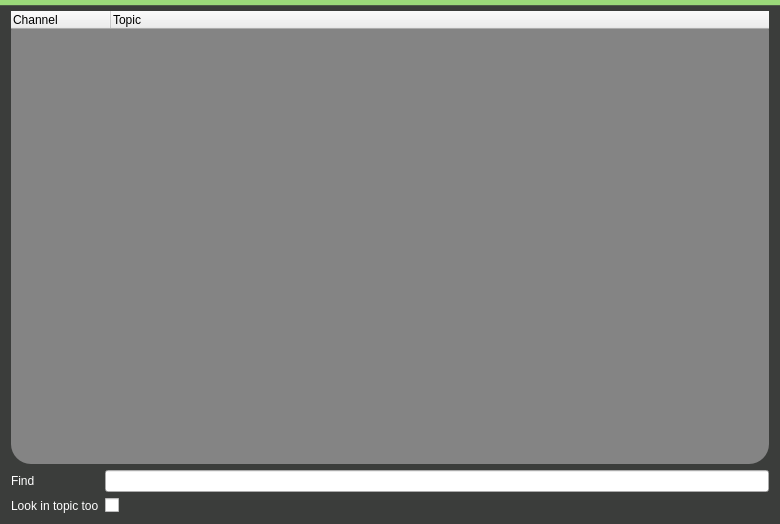
Old version of the form client/gui/livejamming/app/chanlist.ui in the repository sush/Live-Jamming.
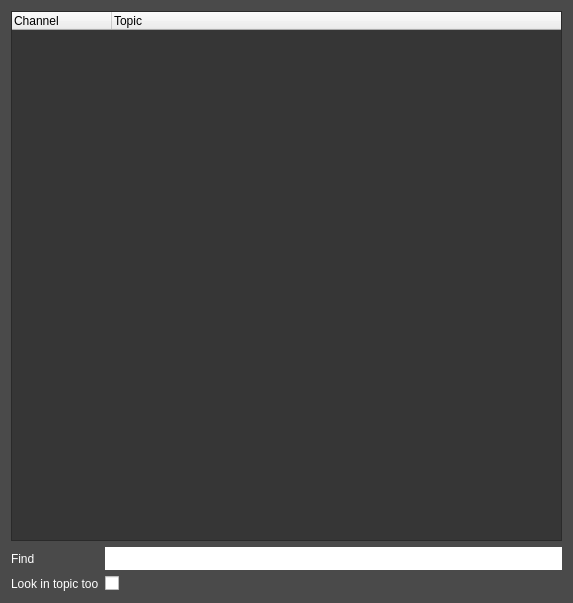
New version of the form. Icons and pictures are not drawn. Custom widgets are drawn as their Qt base class.

Diff of the .ui file:
```diff
--- a/client/gui/livejamming/app/chanlist.ui
+++ b/client/gui/livejamming/app/chanlist.ui
@@ -6,21 +6,26 @@
    <rect>
     <x>0</x>
     <y>0</y>
-    <width>780</width>
-    <height>524</height>
+    <width>573</width>
+    <height>603</height>
    </rect>
   </property>
+  <property name="maximumSize">
+   <size>
+    <width>573</width>
+    <height>603</height>
+   </size>
+  </property>
   <property name="windowTitle">
    <string>Dialog</string>
   </property>
   <property name="styleSheet">
    <string notr="true">QDialog{
-	background: qlineargradient(spread:pad, x1:0, y1:0, x2:0, y2:1, stop:0.00934579 rgba(155, 217, 122, 255), stop:0.0116822 rgba(59, 61, 59, 255), stop:0.995455 rgba(59, 61, 59, 255))
+	background-color:#4a4a4a;
 }
 QDialog QPushButton {
 color: #333;
 border: 2px solid #555;
-border-radius: 11px;
 padding: 5px;
 background: qradialgradient(cx: 0.3, cy: -0.4,
 fx: 0.3, fy: -0.4,
@@ -41,12 +46,25 @@
   <layout class="QVBoxLayout" name="verticalLayout">
    <item>
     <widget class="ChannelList" name="channelTree">
+     <property name="maximumSize">
+      <size>
+       <width>555</width>
+       <height>530</height>
+      </size>
+     </property>
      <property name="styleSheet">
-      <string notr="true">QTreeWidget{
-background: rgb(132, 132, 132);
-border-radius: 20px;
-}</string>
+      <string notr="true">QTreeWidget {
+background: url(:/images/background_tree.png) no-repeat;
+background-color:#363636;
+}
+</string>
      </property>
+     <attribute name="headerVisible">
+      <bool>true</bool>
+     </attribute>
+     <attribute name="headerVisible">
+      <bool>true</bool>
+     </attribute>
      <column>
       <property name="text">
        <string>Channel</string>
@@ -79,7 +97,12 @@
      <item row="0" column="1">
       <widget class="QLineEdit" name="findLineEdit">
        <property name="styleSheet">
-        <string notr="true"/>
+        <string notr="true">#ChannelSearch QLineEdit{
+	background:url(:/images/send_box_search.png) repeat-x;
+	border:none;
+	height:23px;
+	color:white;
+}</string>
        </property>
       </widget>
      </item>
```
Left out of the diff: 7 changed lines with no effect on the pictures.
